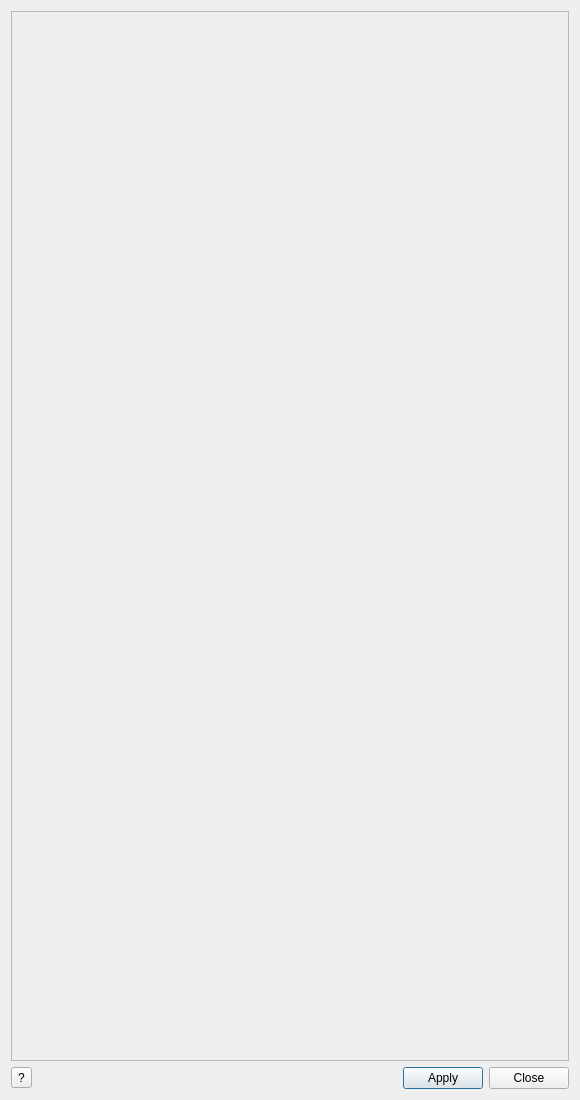
accesspointmg/org.o3de.repo.atom, file Gems/Atom/Asset/ImageProcessingAtom/Code/Source/Editor/TexturePropertyEditor.ui: the form before one commit.
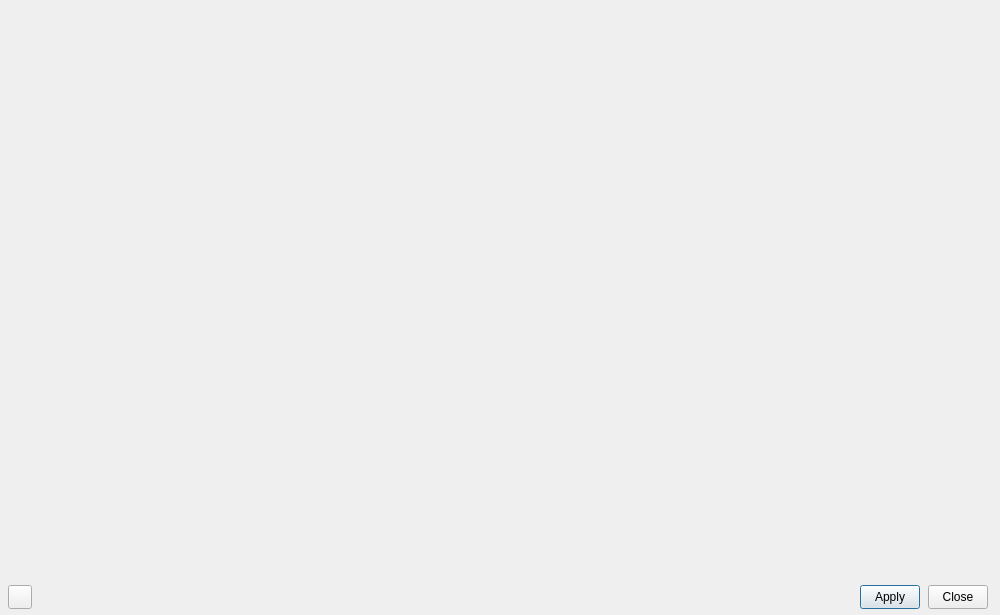
The form after the commit. Icons and pictures are not drawn.

Commit message: Texture Settings UI refactor and improvements. Layout is now side-by-side. Texture preview is 512x512. Broken resources are replaced with UI 2.0 SVGs. All the features are now available including mipmap visualization, auto and manual refresh, info display, and reset to defaults. Known issues and many unreported issues fixed. UI string improvements and tool tip text improvements and additions. Help button now links to forthcoming Texture Settings help topic instead of top level o3de.org/docs.

```diff
--- a/Gems/Atom/Asset/ImageProcessingAtom/Code/Source/Editor/TexturePropertyEditor.ui
+++ b/Gems/Atom/Asset/ImageProcessingAtom/Code/Source/Editor/TexturePropertyEditor.ui
@@ -2,119 +2,106 @@
 <ui version="4.0">
  <class>TexturePropertyEditor</class>
  <widget class="QDialog" name="TexturePropertyEditor">
-  <property name="geometry">
-   <rect>
-    <x>0</x>
-    <y>0</y>
-    <width>580</width>
-    <height>1100</height>
-   </rect>
-  </property>
   <property name="minimumSize">
    <size>
-    <width>580</width>
-    <height>800</height>
-   </size>
-  </property>
-  <property name="baseSize">
+                <width>1000</width>
+                <height>615</height>
+            </size>
+        </property>
+        <property name="maximumSize">
    <size>
-    <width>580</width>
-    <height>1200</height>
+                <width>1000</width>
+                <height>615</height>
    </size>
   </property>
   <property name="windowTitle">
-   <string>Texture Settings Editor</string>
-  </property>
-  <layout class="QVBoxLayout" name="verticalLayout">
-   <item>
-    <widget class="QScrollArea" name="scrollArea">
-     <property name="sizePolicy">
-      <sizepolicy hsizetype="Expanding" vsizetype="Expanding">
-       <horstretch>0</horstretch>
-       <verstretch>0</verstretch>
-      </sizepolicy>
-     </property>
-     <property name="widgetResizable">
-      <bool>true</bool>
-     </property>
-     <widget class="QWidget" name="scrollAreaWidgetContents">
+            <string>Texture Settings</string>
+        </property>
+<!-- Texture preview area -->
+        <widget class="QWidget" name="previewArea">
       <property name="geometry">
        <rect>
         <x>0</x>
         <y>0</y>
-        <width>560</width>
-        <height>1049</height>
-       </rect>
-      </property>
-      <property name="sizePolicy">
-       <sizepolicy hsizetype="Expanding" vsizetype="Expanding">
-        <horstretch>0</horstretch>
-        <verstretch>0</verstretch>
-       </sizepolicy>
-      </property>
-      <layout class="QVBoxLayout" name="verticalLayout_2">
-       <property name="leftMargin">
-        <number>0</number>
-       </property>
-       <property name="topMargin">
-        <number>0</number>
-       </property>
-       <property name="rightMargin">
-        <number>0</number>
-       </property>
-       <property name="bottomMargin">
-        <number>0</number>
-       </property>
-       <item>
+                    <width>535</width>
+                    <height>585</height>
+                </rect>
+            </property>
         <layout class="QVBoxLayout" name="mainLayout"/>
-       </item>
-      </layout>
-     </widget>
-    </widget>
-   </item>
-   <item>
-    <layout class="QHBoxLayout" name="buttonLayout">
-     <item>
+        </widget>
+<!-- Texture settings area-->
+        <widget class="QWidget" name="settingsArea">
+            <property name="geometry">
+                <rect>
+                    <x>535</x>
+                    <y>0</y>
+                    <width>465</width>
+                    <height>585</height>
+                </rect>
+            </property>
+            <layout class="QVBoxLayout" name="settingsLayout"/>
+        </widget>
+<!-- Button area -->
+        <widget class="QWidget" name="buttonArea">
+            <property name="geometry">
+                <rect>
+                    <x>0</x>
+                    <y>585</y>
+                    <width>1000</width>
+                    <height>30</height>
+                </rect>
+            </property>
+<!-- Help Button -->
       <widget class="QToolButton" name="helpBtn">
+                <property name="geometry">
+                    <rect>
+                        <x>8</x>
+                        <y>0</y>
+                        <width>24</width>
+                        <height>24</height>
+                    </rect>
+                </property>
        <property name="text">
-        <string>?</string>
-       </property>
-      </widget>
-     </item>
-     <item>
-      <spacer name="horizontalSpacer">
-       <property name="orientation">
-        <enum>Qt::Horizontal</enum>
-       </property>
-       <property name="sizeType">
-        <enum>QSizePolicy::Expanding</enum>
-       </property>
-       <property name="sizeHint" stdset="0">
-        <size>
-         <width>40</width>
-         <height>20</height>
-        </size>
-       </property>
-      </spacer>
-     </item>
-     <item>
+                    <string/>
+                </property>
+                <property name="icon">
+                    <iconset>
+                        <normalon>:/question.svg</normalon>
+                    </iconset>
+                </property>
+            </widget>
+<!-- Save Button -->
       <widget class="QPushButton" name="saveBtn">
+                <property name="geometry">
+                    <rect>
+                        <x>860</x>
+                        <y>0</y>
+                        <width>60</width>
+                        <height>24</height>
+                    </rect>
+                </property>
        <property name="text">
         <string>Apply</string>
        </property>
       </widget>
-     </item>
-     <item>
+<!-- Cancel Button -->
       <widget class="QPushButton" name="cancelBtn">
+                <property name="geometry">
+                    <rect>
+                        <x>928</x>
+                        <y>0</y>
+                        <width>60</width>
+                        <height>24</height>
+                    </rect>
+                </property>
        <property name="text">
         <string>Close</string>
        </property>
       </widget>
-     </item>
-    </layout>
-   </item>
-  </layout>
- </widget>
- <resources/>
+        </widget>
+    </widget>
+    <resources>
+        <include location="./ImageProcessing.qrc"/>
+    </resources>
  <connections/>
 </ui>
```
Lines whose indentation alone changed are shown as unchanged. The commit also changes 27 other files.
